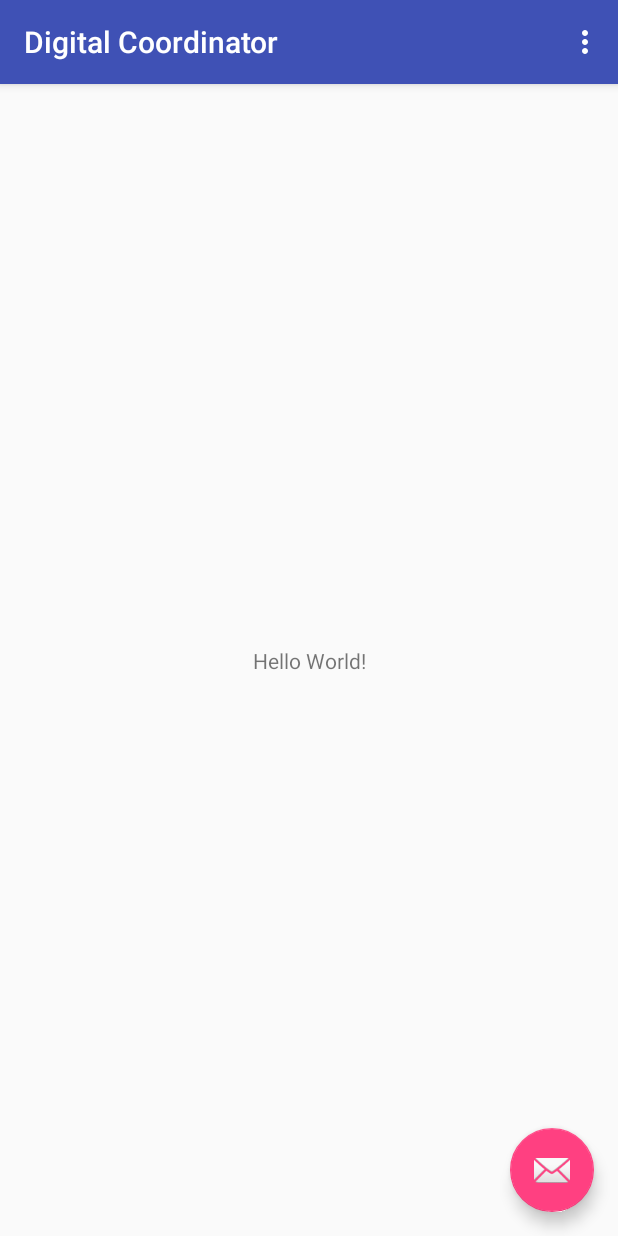
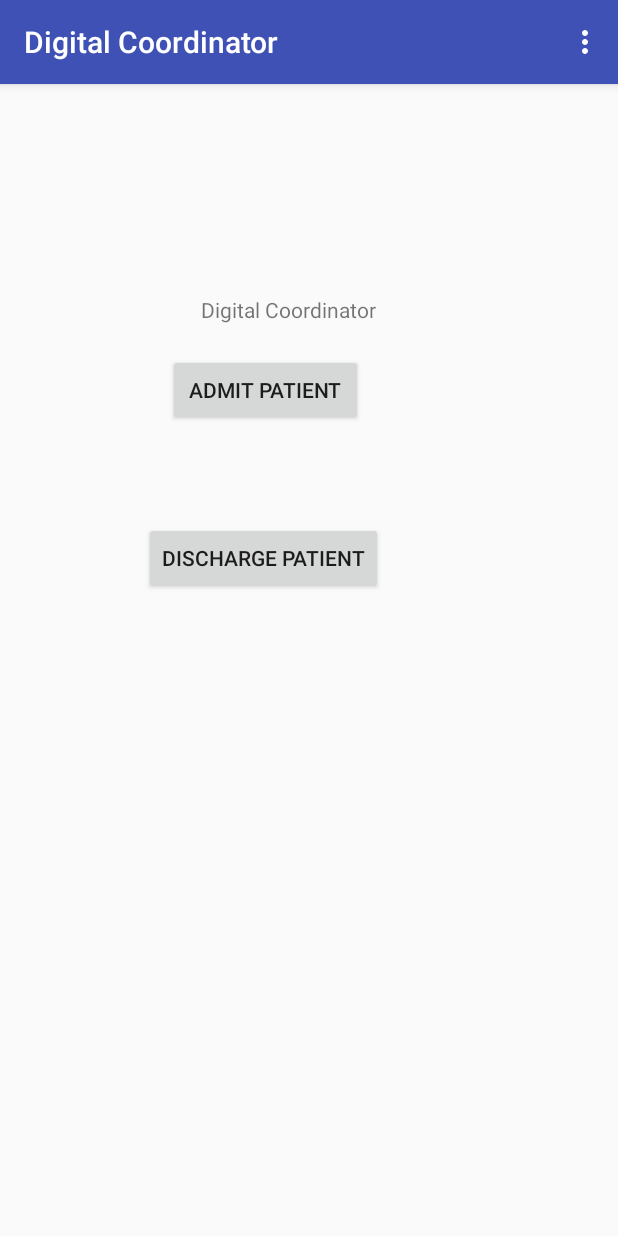
Before and after one commit to CSE-Hack-18/Digital-Coordinator, an Android app: the screen it shows after launch (MainActivity), on a phone screen of 412 x 824 dp. Run offline under Robolectric (Android 15) with nearby library versions, the phone set to English and light mode, and no system bars.

Commit message:
Add buttons main view

```diff
--- a/app/src/main/java/com/example/dico/digitalcoordinator/MainActivity.java
+++ b/app/src/main/java/com/example/dico/digitalcoordinator/MainActivity.java
@@ -8,6 +8,7 @@ import android.support.v7.widget.Toolbar;
 import android.view.View;
 import android.view.Menu;
 import android.view.MenuItem;
+import android.widget.TextView;
 
 public class MainActivity extends AppCompatActivity {
 
@@ -18,14 +19,8 @@ public class MainActivity extends AppCompatActivity {
         Toolbar toolbar = (Toolbar) findViewById(R.id.toolbar);
         setSupportActionBar(toolbar);
 
-        FloatingActionButton fab = (FloatingActionButton) findViewById(R.id.fab);
-        fab.setOnClickListener(new View.OnClickListener() {
-            @Override
-            public void onClick(View view) {
-                Snackbar.make(view, "Replace with your own action", Snackbar.LENGTH_LONG)
-                        .setAction("Action", null).show();
-            }
-        });
+        TextView mintext = findViewById(R.id.testtext);
+        mintext.setText("Digital Coordinator");
     }
 
     @Override
--- a/app/src/main/res/layout/activity_main.xml
+++ b/app/src/main/res/layout/activity_main.xml
@@ -22,12 +22,4 @@
 
     <include layout="@layout/content_main" />
 
-    <android.support.design.widget.FloatingActionButton
-        android:id="@+id/fab"
-        android:layout_width="wrap_content"
-        android:layout_height="wrap_content"
-        android:layout_gravity="bottom|end"
-        android:layout_margin="@dimen/fab_margin"
-        app:srcCompat="@android:drawable/ic_dialog_email" />
-
 </android.support.design.widget.CoordinatorLayout>
--- a/app/src/main/res/layout/content_main.xml
+++ b/app/src/main/res/layout/content_main.xml
@@ -9,12 +9,36 @@
     tools:showIn="@layout/activity_main">
 
     <TextView
+        android:id="@+id/testtext"
         android:layout_width="wrap_content"
         android:layout_height="wrap_content"
+        android:layout_marginBottom="476dp"
+        android:layout_marginTop="8dp"
         android:text="Hello World!"
         app:layout_constraintBottom_toBottomOf="parent"
+        app:layout_constraintHorizontal_bias="0.454"
         app:layout_constraintLeft_toLeftOf="parent"
         app:layout_constraintRight_toRightOf="parent"
         app:layout_constraintTop_toTopOf="parent" />
 
+    <Button
+        android:id="@+id/button"
+        android:layout_width="130dp"
+        android:layout_height="48dp"
+        android:layout_marginStart="112dp"
+        android:layout_marginTop="20dp"
+        android:text="Admit patient"
+        app:layout_constraintStart_toStartOf="parent"
+        app:layout_constraintTop_toBottomOf="@+id/testtext" />
+
+    <Button
+        android:id="@+id/button2"
+        android:layout_width="wrap_content"
+        android:layout_height="wrap_content"
+        android:layout_marginStart="96dp"
+        android:layout_marginTop="64dp"
+        android:text="Discharge patient"
+        app:layout_constraintStart_toStartOf="parent"
+        app:layout_constraintTop_toBottomOf="@+id/button" />
+
 </android.support.constraint.ConstraintLayout>
```
Also changed, not shown: 1 other file.
